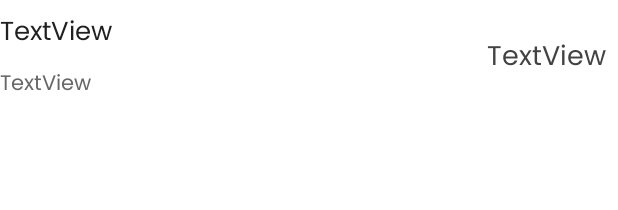
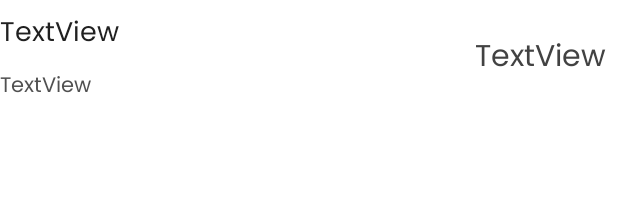
Before and after one commit to YC-Chow/PFD_OCBC, an Android app: the layout activity_home_transaction_item.xml on its own in the app's theme, with its tools: preview values and no code run, on a phone screen of 412 x 824 dp. Shown: the top 210 px of the screen. Run offline under Robolectric (Android 15) with nearby library versions, the phone set to English and light mode, and no system bars; network calls fail; Roboto replaces fonts that are not available here.

Commit message:
UI for Home transaction

```diff
--- a/app/src/main/res/layout/activity_home.xml
+++ b/app/src/main/res/layout/activity_home.xml
@@ -166,7 +166,7 @@
                     android:fontFamily="@font/poppins"
                     android:text="$"
                     android:textColor="#000000"
-                    android:textSize="18sp"
+                    android:textSize="20sp"
                     app:layout_constraintEnd_toEndOf="@+id/textView12"
                     app:layout_constraintStart_toStartOf="@+id/textView12"
                     app:layout_constraintTop_toBottomOf="@+id/textView12" />
@@ -190,8 +190,8 @@
                     android:layout_height="wrap_content"
                     android:layout_marginEnd="16dp"
                     android:fontFamily="@font/poppins"
-                    android:text="TextView"
-                    android:textColor="#D67171"
+                    android:text="Show All"
+                    android:textColor="#EF4B4C"
                     android:textSize="18sp"
                     app:layout_constraintBottom_toBottomOf="@+id/textView7"
                     app:layout_constraintEnd_toEndOf="parent"
--- a/app/src/main/res/layout/activity_home_transaction_item.xml
+++ b/app/src/main/res/layout/activity_home_transaction_item.xml
@@ -17,13 +17,11 @@
             android:layout_width="0dp"
             android:layout_height="wrap_content"
             android:layout_marginTop="8dp"
-            android:layout_marginEnd="24dp"
             android:fontFamily="@font/poppins"
             android:maxLines="2"
             android:text="TextView"
             android:textColor="#202020"
-            android:textSize="17sp"
-            app:layout_constraintEnd_toStartOf="@+id/DebitOrCredit"
+            android:textSize="18sp"
             app:layout_constraintStart_toStartOf="parent"
             app:layout_constraintTop_toTopOf="parent" />
 
@@ -32,11 +30,9 @@
             android:layout_width="0dp"
             android:layout_height="wrap_content"
             android:layout_marginTop="8dp"
-            android:layout_marginEnd="24dp"
             android:fontFamily="@font/poppins"
             android:text="TextView"
-            android:textColor="#676767"
-            app:layout_constraintEnd_toStartOf="@+id/DebitOrCredit"
+            android:textColor="#505050"
             app:layout_constraintStart_toStartOf="parent"
             app:layout_constraintTop_toBottomOf="@+id/transactionTo" />
 
@@ -48,23 +44,11 @@
             android:fontFamily="@font/poppins"
             android:text="TextView"
             android:textColor="#424242"
-            android:textSize="18sp"
+            android:textSize="20sp"
             app:layout_constraintBottom_toBottomOf="@+id/transactionDateTime"
             app:layout_constraintEnd_toEndOf="parent"
             app:layout_constraintTop_toTopOf="@+id/transactionTo"
             app:layout_constraintVertical_bias="0.515" />
 
-        <TextView
-            android:id="@+id/DebitOrCredit"
-            android:layout_width="wrap_content"
-            android:layout_height="0dp"
-            android:layout_marginEnd="4dp"
-            android:fontFamily="@font/poppins"
-            android:textAlignment="center"
-            android:textSize="24sp"
-            app:layout_constraintBottom_toBottomOf="@+id/transactionAmt"
-            app:layout_constraintEnd_toStartOf="@+id/transactionAmt"
-            app:layout_constraintTop_toTopOf="@+id/transactionAmt" />
-
     </androidx.constraintlayout.widget.ConstraintLayout>
 </androidx.constraintlayout.widget.ConstraintLayout>
```
